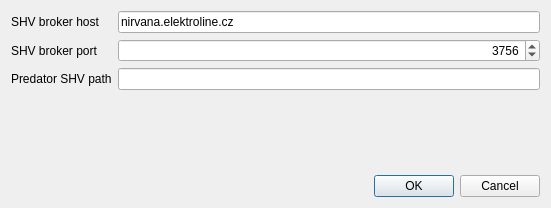
The window that clients/jn50view/src/settingsdialog.ui (silicon-heaven/shvapp) describes before a commit, drawn with Qt 5.
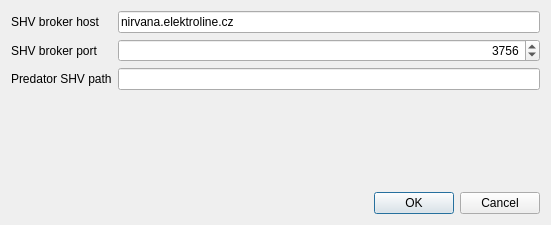
The same window after the commit.

The edit to the form file:
```diff
--- a/clients/jn50view/src/settingsdialog.ui
+++ b/clients/jn50view/src/settingsdialog.ui
@@ -7,7 +7,7 @@
     <x>0</x>
     <y>0</y>
     <width>551</width>
-    <height>208</height>
+    <height>225</height>
    </rect>
   </property>
   <property name="windowTitle">
```
Left out of the diff: 14 changed lines with no effect on the pictures.
